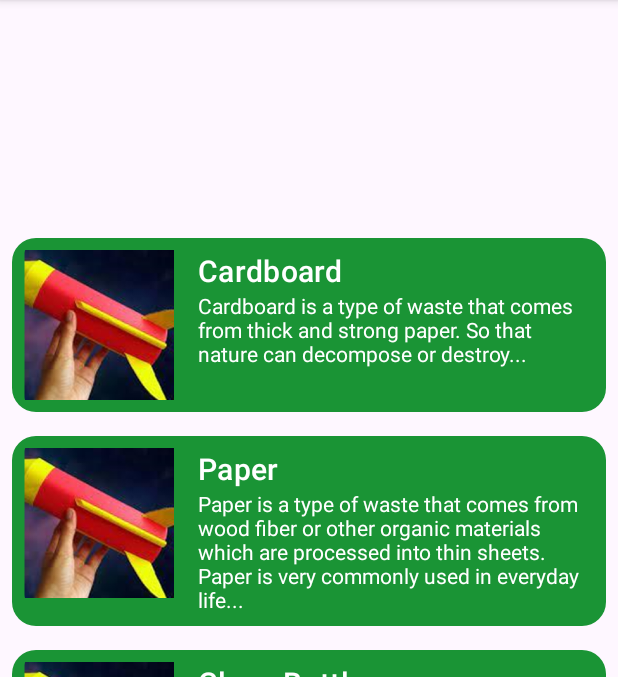
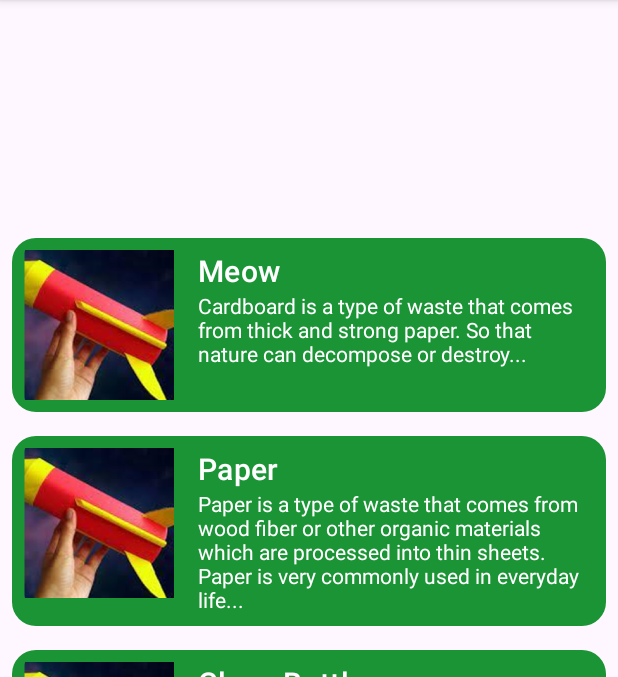
Before and after one commit to afandamirza/Mobile-Development, an Android app: the HomeActivity screen opened directly, with no data from a screen before it, on a phone screen of 412 x 824 dp, the part 96-773 px from its top. Run offline under Robolectric (Android 15) with nearby library versions, the phone set to English and light mode, and no system bars.

Commit message:
fix: Test pake akun Dylan

```diff
--- a/app/src/main/java/com/bangkit/recyclopedia/view/homepage/HomeActivity.kt
+++ b/app/src/main/java/com/bangkit/recyclopedia/view/homepage/HomeActivity.kt
@@ -53,7 +53,7 @@ class HomeActivity : AppCompatActivity() {
 
 
         val items = listOf(
-            MyItem(R.drawable.img, "Cardboard", "Cardboard is a type of waste that comes from thick and strong paper. So that nature can decompose or destroy..."),
+            MyItem(R.drawable.img, "Meow", "Cardboard is a type of waste that comes from thick and strong paper. So that nature can decompose or destroy..."),
             MyItem(R.drawable.img, "Paper", "Paper is a type of waste that comes from wood fiber or other organic materials which are processed into thin sheets. Paper is very commonly used in everyday life..."),
             MyItem(R.drawable.img, "Glass Bottle", "Glass bottles are a type of waste that comes from glass which is produced by melting sand, sodium carbonate and limestone. Glass is very commonly used..."),
             MyItem(R.drawable.img, "Plastic Bottle", "Plastic bottles are a type of waste that comes from synthetic polymer materials such as PET (polyethylene terephthalate), HDPE (high-density polyethylene), and other types of plastic..."),
```
